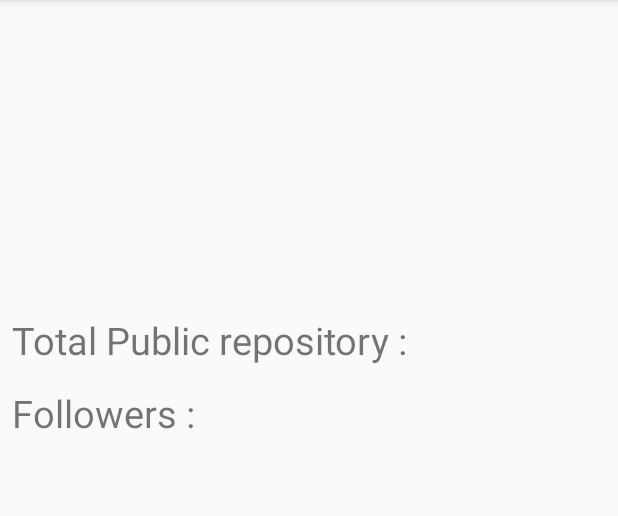
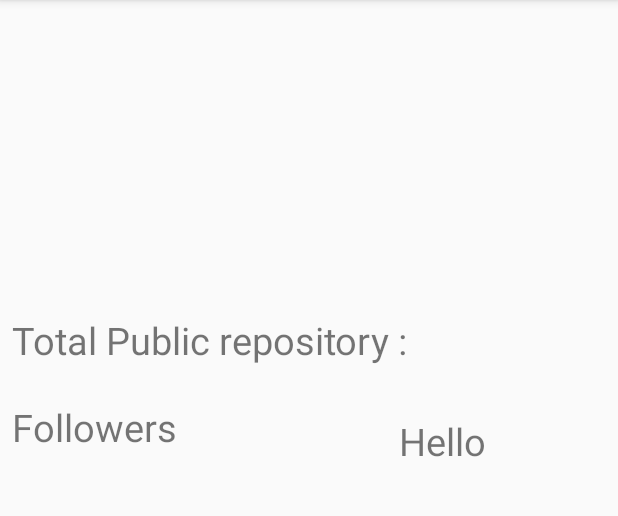
Before and after one commit to hshdave/Github, an Android app: the Repo_owner screen opened directly, with no data from a screen before it, on a phone screen of 412 x 824 dp, the part 84-600 px from its top. Run offline under Robolectric (Android 15) with nearby library versions, the phone set to English and light mode, and no system bars; our stand-ins replace Picasso; pictures from the network do not load.

Commit message:
Reformat Code and implement Parcelable in user class and Pass the arraylist to the Followers activity.

```diff
--- a/app/build.gradle
+++ b/app/build.gradle
@@ -53,4 +53,5 @@ dependencies {
 
 
 
+
 apply plugin: 'com.google.gms.google-services'
--- a/app/src/main/AndroidManifest.xml
+++ b/app/src/main/AndroidManifest.xml
@@ -21,7 +21,8 @@
         </activity>
         <activity android:name=".Projectlist" />
         <activity android:name=".Repo_owner" />
-        <activity android:name=".Repo_details"></activity>
+        <activity android:name=".Repo_details" />
+        <activity android:name=".Followers"></activity>
     </application>
 
 </manifest>
--- a/app/src/main/java/com/a1694158/harshkumar/github/Httphandler.java
+++ b/app/src/main/java/com/a1694158/harshkumar/github/Httphandler.java
@@ -29,6 +29,7 @@ public class Httphandler {
             URL url = new URL(reqUrl);
             HttpURLConnection conn = (HttpURLConnection) url.openConnection();
             conn.setRequestMethod("GET");
+
             // read the response
             InputStream in = new BufferedInputStream(conn.getInputStream());
             response = convertStreamToString(in);
--- a/app/src/main/res/layout/activity_repo_owner.xml
+++ b/app/src/main/res/layout/activity_repo_owner.xml
@@ -7,109 +7,101 @@
     tools:context="com.a1694158.harshkumar.github.Repo_owner">
 
     <ImageView
+        android:id="@+id/img_own"
         android:layout_width="150dp"
         android:layout_height="150dp"
-        app:layout_constraintTop_toTopOf="parent"
+        android:layout_marginLeft="8dp"
+        android:layout_marginStart="8dp"
         android:layout_marginTop="16dp"
-        android:layout_marginLeft="8dp"
         app:layout_constraintLeft_toLeftOf="parent"
-        android:layout_marginStart="8dp"
-        android:id="@+id/img_own" />
+        app:layout_constraintTop_toTopOf="parent" />
 
     <TextView
+        android:id="@+id/txt_ownm"
         android:layout_width="wrap_content"
         android:layout_height="wrap_content"
-        app:layout_constraintTop_toTopOf="parent"
+        android:layout_marginEnd="40dp"
+        android:layout_marginLeft="8dp"
+        android:layout_marginRight="40dp"
+        android:layout_marginStart="8dp"
         android:layout_marginTop="16dp"
-        android:layout_marginRight="40dp"
+        android:textSize="25sp"
+        app:layout_constraintHorizontal_bias="0.146"
+        app:layout_constraintLeft_toRightOf="@+id/img_own"
         app:layout_constraintRight_toRightOf="parent"
-        android:layout_marginEnd="40dp"
-        android:textSize="25sp"
-        android:id="@+id/txt_ownm"
-        app:layout_constraintLeft_toRightOf="@+id/img_own"
-        android:layout_marginLeft="8dp"
-        app:layout_constraintHorizontal_bias="0.146"
-        android:layout_marginStart="8dp" />
+        app:layout_constraintTop_toTopOf="parent" />
 
 
     <TextView
+        android:id="@+id/txt_owtype"
         android:layout_width="wrap_content"
         android:layout_height="wrap_content"
-        android:id="@+id/txt_owtype"
-        android:textSize="25sp"
-        app:layout_constraintLeft_toRightOf="@+id/img_own"
+        android:layout_marginEnd="8dp"
         android:layout_marginLeft="8dp"
         android:layout_marginRight="8dp"
+        android:layout_marginStart="8dp"
+        android:layout_marginTop="10dp"
+        android:textSize="25sp"
+        app:layout_constraintHorizontal_bias="0.09"
+        app:layout_constraintLeft_toRightOf="@+id/img_own"
         app:layout_constraintRight_toRightOf="parent"
-        app:layout_constraintHorizontal_bias="0.09"
-        android:layout_marginTop="10dp"
-        app:layout_constraintTop_toBottomOf="@+id/txt_ownm"
-        android:layout_marginStart="8dp"
-        android:layout_marginEnd="8dp" />
+        app:layout_constraintTop_toBottomOf="@+id/txt_ownm" />
 
 
 
     <TextView
+        android:id="@+id/txt_dispubrepo"
         android:layout_width="wrap_content"
         android:layout_height="wrap_content"
+        android:layout_marginLeft="8dp"
+        android:layout_marginStart="8dp"
+        android:layout_marginTop="43dp"
         android:text="Total Public repository :"
         android:textSize="25sp"
-        android:id="@+id/txt_dispubrepo"
-        android:layout_marginLeft="8dp"
         app:layout_constraintLeft_toLeftOf="parent"
-        android:layout_marginTop="43dp"
-        app:layout_constraintTop_toBottomOf="@+id/img_own"
-        android:layout_marginStart="8dp" />
+        app:layout_constraintTop_toBottomOf="@+id/img_own" />
 
     <TextView
+        android:id="@+id/txt_pubrepo"
         android:layout_width="wrap_content"
         android:layout_height="wrap_content"
-        android:id="@+id/txt_pubrepo"
-        android:textSize="25sp"
-        app:layout_constraintLeft_toRightOf="@+id/txt_dispubrepo"
+        android:layout_marginBottom="8dp"
+        android:layout_marginEnd="8dp"
         android:layout_marginLeft="8dp"
         android:layout_marginRight="8dp"
+        android:layout_marginStart="8dp"
+        android:layout_marginTop="123dp"
+        android:textSize="25sp"
+        app:layout_constraintBottom_toTopOf="@+id/txt_flw"
+        app:layout_constraintHorizontal_bias="0.357"
+        app:layout_constraintLeft_toRightOf="@+id/txt_dispubrepo"
         app:layout_constraintRight_toRightOf="parent"
-        android:layout_marginTop="123dp"
         app:layout_constraintTop_toBottomOf="@+id/txt_owtype"
-        app:layout_constraintHorizontal_bias="0.357"
-        android:layout_marginStart="8dp"
-        android:layout_marginEnd="8dp"
-        android:layout_marginBottom="8dp"
-        app:layout_constraintBottom_toTopOf="@+id/include2"
         app:layout_constraintVertical_bias="0.0" />
 
+    <TextView
+        android:id="@+id/txt_flw"
+        android:layout_width="wrap_content"
+        android:layout_height="wrap_content"
+        android:layout_marginLeft="8dp"
+        android:layout_marginTop="23dp"
+        android:text="Followers "
+        android:textSize="25sp"
+        app:layout_constraintLeft_toLeftOf="parent"
+        app:layout_constraintTop_toBottomOf="@+id/txt_dispubrepo" />
 
     <TextView
+        android:id="@+id/dis_flw"
         android:layout_width="wrap_content"
         android:layout_height="wrap_content"
-        android:id="@+id/txt_disFollow"
-        android:text="Followers :"
+        android:layout_marginLeft="8dp"
+        android:layout_marginRight="8dp"
+        android:layout_marginTop="23dp"
+        android:text="Hello"
         android:textSize="25sp"
-        android:layout_marginRight="8dp"
+        app:layout_constraintHorizontal_bias="0.625"
+        app:layout_constraintLeft_toRightOf="@+id/txt_flw"
         app:layout_constraintRight_toRightOf="parent"
-        android:layout_marginLeft="8dp"
-        app:layout_constraintLeft_toLeftOf="parent"
-        app:layout_constraintHorizontal_bias="0.0"
-        android:layout_marginTop="14dp"
-        app:layout_constraintTop_toBottomOf="@+id/txt_dispubrepo"
-        android:layout_marginStart="8dp"
-        android:layout_marginEnd="8dp" />
-
-    <include
-        layout="@layout/listitemlayout"
-        android:layout_width="0dp"
-        android:layout_height="275dp"
-        app:layout_constraintTop_toBottomOf="@+id/txt_disFollow"
-        app:layout_constraintBottom_toBottomOf="parent"
-        android:layout_marginBottom="8dp"
-        app:layout_constraintVertical_bias="0.466"
-        android:layout_marginLeft="8dp"
-        app:layout_constraintLeft_toLeftOf="parent"
-        android:layout_marginRight="8dp"
-        app:layout_constraintRight_toRightOf="parent"
-        android:id="@+id/include2"
-        android:layout_marginStart="8dp"
-        android:layout_marginEnd="8dp" />
+        app:layout_constraintTop_toBottomOf="@+id/txt_pubrepo" />
 
 </android.support.constraint.ConstraintLayout>
--- a/app/src/main/res/values/dimens.xml
+++ b/app/src/main/res/values/dimens.xml
@@ -1,3 +1 @@
-<resources>
-    <dimen name="fab_margin">16dp</dimen>
-</resources>
+<resources></resources>
--- a/app/src/main/res/values/strings.xml
+++ b/app/src/main/res/values/strings.xml
@@ -1,4 +1,3 @@
 <resources>
     <string name="app_name">Github</string>
-    <string name="title_activity_listproject">Listproject</string>
 </resources>
```
Also changed, not shown: app/src/main/java/com/a1694158/harshkumar/github/AsyncData.java (+4 -5 lines), app/src/main/java/com/a1694158/harshkumar/github/Flwlistadatpter.java (+19 -4 lines), app/src/main/java/com/a1694158/harshkumar/github/Followers.java (added, +31 -0 lines), app/src/main/java/com/a1694158/harshkumar/github/Gitget.java (+7 -6 lines), app/src/main/java/com/a1694158/harshkumar/github/Projectlist.java (+30 -53 lines), app/src/main/java/com/a1694158/harshkumar/github/Projectlistadapter.java (+7 -10 lines), app/src/main/java/com/a1694158/harshkumar/github/Repo_details.java (+15 -23 lines), app/src/main/java/com/a1694158/harshkumar/github/Repo_owner.java (+55 -56 lines), app/src/main/java/com/a1694158/harshkumar/github/Users.java (added, +62 -0 lines), app/src/main/java/com/a1694158/harshkumar/github/loginActivity.java (+6 -8 lines), app/src/main/res/menu/testlist.xml (deleted, +0 -15 lines), app/src/main/res/drawable/githublogo.png (deleted), app/src/main/res/drawable/login_btn.png (deleted), app/src/main/res/drawable/loginbtn.png (deleted).
